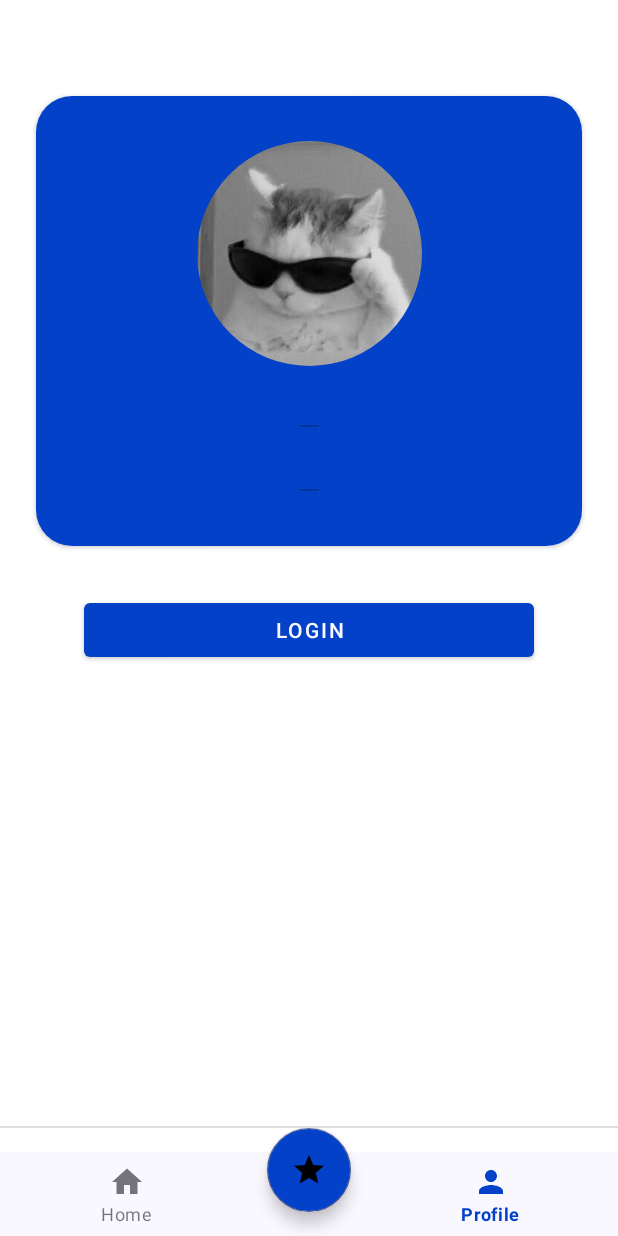
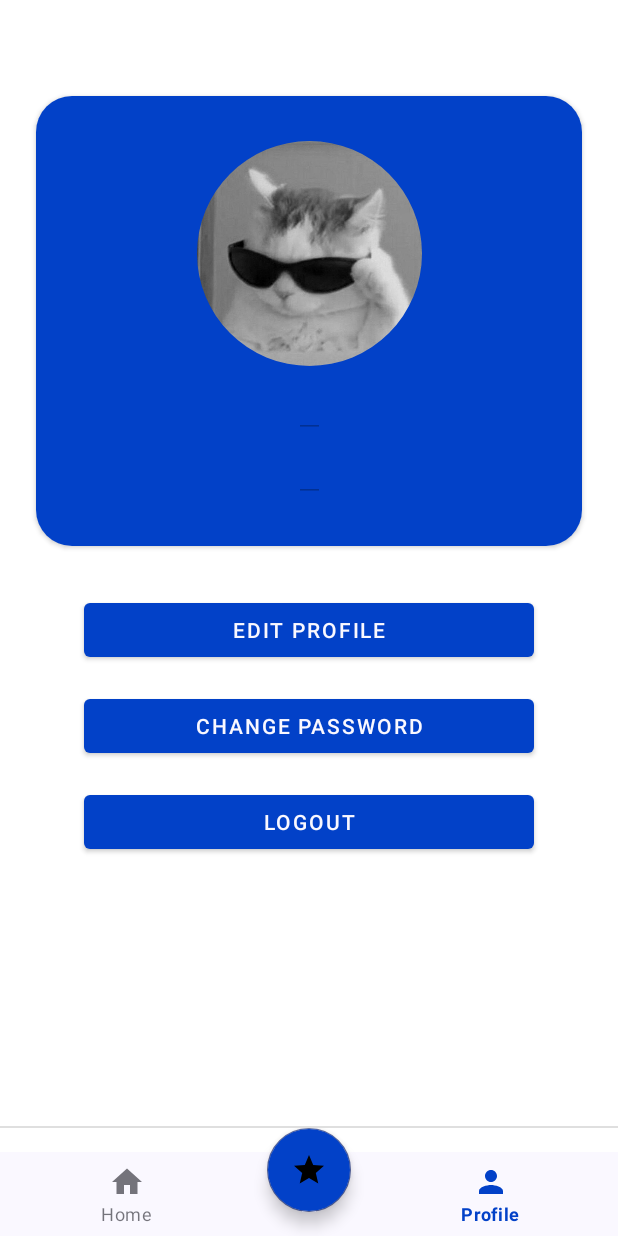
Before and after one commit to arkan3h/4crypto, an Android app: the screen it shows after launch (MainActivity), item 3 of the bottom bar chosen, on a phone screen of 412 x 824 dp. Run offline under Robolectric (Android 15) with nearby library versions, the phone set to English and light mode, and no system bars; our stand-ins replace Firebase (no records; nobody signed in at launch, a user with empty details on screens opened directly), navigation-ui; pictures from the network do not load.

```diff
--- a/app/build.gradle.kts
+++ b/app/build.gradle.kts
@@ -112,6 +112,7 @@ dependencies {
     implementation(libs.retrofit)
     implementation(libs.retrofit.gson)
     implementation(libs.okhttp)
+    implementation(libs.koin.android)
     implementation("com.squareup.okhttp3:logging-interceptor:4.5.0")
     implementation("androidx.swiperefreshlayout:swiperefreshlayout:1.1.0")
     testImplementation(libs.junit)
--- a/app/src/main/java/com/arkan/a4crypto/di/AppModules.kt
+++ b/app/src/main/java/com/arkan/a4crypto/di/AppModules.kt
@@ -2,24 +2,15 @@ package com.arkan.a4crypto.di
 
 import com.arkan.a4crypto.data.datasource.CoinDataSource
 import com.arkan.a4crypto.data.datasource.CoinDataSourceImpl
-import com.arkan.a4crypto.data.datasource.CoinDetailDataSource
-import com.arkan.a4crypto.data.datasource.CoinDetailDataSourceImpl
 import com.arkan.a4crypto.data.datasource.auth.AuthDataSource
 import com.arkan.a4crypto.data.datasource.auth.FirebaseAuthDataSource
-import com.arkan.a4crypto.data.datasource.favorite.FavoriteDataSource
-import com.arkan.a4crypto.data.datasource.favorite.FavoriteDatabaseDataSource
-import com.arkan.a4crypto.data.repository.CoinDetailRepository
-import com.arkan.a4crypto.data.repository.CoinDetailRepositoryImpl
 import com.arkan.a4crypto.data.repository.CoinRepository
 import com.arkan.a4crypto.data.repository.CoinRepositoryImpl
-import com.arkan.a4crypto.data.repository.FavoriteRepository
-import com.arkan.a4crypto.data.repository.FavoriteRepositoryImpl
 import com.arkan.a4crypto.data.repository.UserRepository
 import com.arkan.a4crypto.data.repository.UserRepositoryImpl
 import com.arkan.a4crypto.data.source.firebase.FirebaseService
 import com.arkan.a4crypto.data.source.firebase.FirebaseServiceImpl
 import com.arkan.a4crypto.data.source.network.services.FourCryptoApiServices
-import com.arkan.a4crypto.presentation.detail.DetailViewModel
 import com.arkan.a4crypto.presentation.home.HomeViewModel
 import com.arkan.a4crypto.presentation.login.LoginViewModel
 import com.arkan.a4crypto.presentation.profile.ProfileViewModel
@@ -33,8 +24,6 @@ object AppModules {
             single<FourCryptoApiServices> { FourCryptoApiServices.invoke() }
         }
 
-//    how to setup using database
-
     private val firebaseModule =
         module {
             single<AuthDataSource> { FirebaseAuthDataSource(get()) }
@@ -44,16 +33,12 @@ object AppModules {
     private val datasource =
         module {
             single<CoinDataSource> { CoinDataSourceImpl(get()) }
-            single<CoinDetailDataSource> { CoinDetailDataSourceImpl(get()) }
-            single<FavoriteDataSource> { FavoriteDatabaseDataSource(get()) }
         }
 
     private val repository =
         module {
             single<CoinRepository> { CoinRepositoryImpl(get()) }
             single<UserRepository> { UserRepositoryImpl(get()) }
-            single<CoinDetailRepository> { CoinDetailRepositoryImpl(get()) }
-            single<FavoriteRepository> { FavoriteRepositoryImpl(get()) }
         }
 
     private val viewModelModule =
@@ -62,7 +47,6 @@ object AppModules {
             viewModelOf(::LoginViewModel)
             viewModelOf(::RegisterViewModel)
             viewModelOf(::ProfileViewModel)
-            viewModelOf(::DetailViewModel)
         }
 
     val modules =
--- a/app/src/main/java/com/arkan/a4crypto/presentation/home/HomeFragment.kt
+++ b/app/src/main/java/com/arkan/a4crypto/presentation/home/HomeFragment.kt
@@ -7,32 +7,18 @@ import android.view.View
 import android.view.ViewGroup
 import androidx.core.view.isVisible
 import androidx.fragment.app.Fragment
-import androidx.fragment.app.viewModels
 import androidx.swiperefreshlayout.widget.SwipeRefreshLayout
 import com.arkan.a4crypto.R
-import com.arkan.a4crypto.data.datasource.CoinDataSource
-import com.arkan.a4crypto.data.datasource.CoinDataSourceImpl
-import com.arkan.a4crypto.data.repository.CoinRepository
-import com.arkan.a4crypto.data.repository.CoinRepositoryImpl
-import com.arkan.a4crypto.data.source.network.services.FourCryptoApiServices
 import com.arkan.a4crypto.databinding.FragmentHomeBinding
 import com.arkan.a4crypto.presentation.home.adapter.CoinAdapter
-import com.arkan.aresto.utils.GenericViewModelFactory
 import com.arkan.aresto.utils.proceedWhen
+import org.koin.androidx.viewmodel.ext.android.viewModel
 
 class HomeFragment : Fragment() {
     private lateinit var binding: FragmentHomeBinding
     private var coinAdapter = CoinAdapter()
     private lateinit var swipeRefreshLayout: SwipeRefreshLayout
-
-    private val viewModel: HomeViewModel by viewModels {
-        val service = FourCryptoApiServices.invoke()
-        val ds: CoinDataSource = CoinDataSourceImpl(service)
-        val rp: CoinRepository = CoinRepositoryImpl(ds)
-        GenericViewModelFactory.create(
-            HomeViewModel(rp),
-        )
-    }
+    private val homeViewModel: HomeViewModel by viewModel()
 
     override fun onCreateView(
         inflater: LayoutInflater,
@@ -66,7 +52,7 @@ class HomeFragment : Fragment() {
     }
 
     private fun getCoinData() {
-        viewModel.getCoinList().observe(viewLifecycleOwner) { it ->
+        homeViewModel.getCoinList().observe(viewLifecycleOwner) { it ->
             it.proceedWhen(
                 doOnLoading = {
                     binding.layoutState.pbLoading.isVisible = true
--- a/app/src/main/java/com/arkan/a4crypto/presentation/profile/ProfileFragment.kt
+++ b/app/src/main/java/com/arkan/a4crypto/presentation/profile/ProfileFragment.kt
@@ -11,7 +11,6 @@ import android.view.ViewGroup
 import android.view.Window
 import android.widget.Button
 import android.widget.Toast
-import androidx.core.view.isVisible
 import androidx.fragment.app.Fragment
 import com.arkan.a4crypto.R
 import com.arkan.a4crypto.databinding.FragmentProfileBinding
@@ -29,7 +28,7 @@ class ProfileFragment : Fragment() {
         inflater: LayoutInflater,
         container: ViewGroup?,
         savedInstanceState: Bundle?,
-    ): View {
+    ): View? {
         // Inflate the layout for this fragment
         binding = FragmentProfileBinding.inflate(layoutInflater, container, false)
         return binding.root
@@ -40,19 +39,9 @@ class ProfileFragment : Fragment() {
         savedInstanceState: Bundle?,
     ) {
         super.onViewCreated(view, savedInstanceState)
-        checkUserLogin()
         setClickListener()
         getProfileData()
         changeEditMode()
-    }
-
-    private fun checkUserLogin() {
-        if (profileViewModel.isUserLoggedIn()) {
-            binding.btnEdit.isVisible = true
-            binding.btnLogout.isVisible = true
-            binding.btnChangePw.isVisible = true
-            binding.btnLogin.isVisible = false
-        }
     }
 
     private fun getProfileData() {
@@ -64,27 +53,35 @@ class ProfileFragment : Fragment() {
 
     private fun setClickListener() {
         binding.btnEdit.setOnClickListener {
+            if (profileViewModel.isUserLoggedIn()) {
                 count += 1
                 profileViewModel.changeEditMode()
                 if (count % 2 == 0) {
                     val name = binding.tvName.text.toString().trim()
-                binding.btnEdit.text = getString(R.string.text_edit_profile)
+                    binding.btnEdit.setText(getString(R.string.text_edit_profile))
                     changeProfileName(name)
                 } else {
-                binding.btnEdit.text = getString(R.string.text_save)
+                    binding.btnEdit.setText(getString(R.string.text_save))
+                }
+            } else {
+                navigateToLogin()
             }
         }
 
         binding.btnLogout.setOnClickListener {
+            if (profileViewModel.isUserLoggedIn()) {
                 logoutUser()
+            } else {
+                navigateToLogin()
+            }
         }
 
         binding.btnChangePw.setOnClickListener {
+            if (profileViewModel.isUserLoggedIn()) {
                 changePasswordUser()
+            } else {
+                navigateToLogin()
             }
-
-        binding.btnLogin.setOnClickListener {
-            navigateToLogin()
         }
     }
 
--- a/app/src/main/res/layout/fragment_profile.xml
+++ b/app/src/main/res/layout/fragment_profile.xml
@@ -74,7 +74,6 @@
             android:layout_marginTop="32dp"
             android:text="@string/text_edit_profile"
             android:textColor="?attr/colorSurface"
-            android:visibility="gone"
             app:layout_constraintEnd_toEndOf="parent"
             app:layout_constraintStart_toStartOf="parent"
             app:layout_constraintTop_toBottomOf="@id/cv_1" />
@@ -86,7 +85,6 @@
             android:layout_marginTop="16dp"
             android:text="@string/text_change_password"
             android:textColor="?attr/colorSurface"
-            android:visibility="gone"
             app:layout_constraintEnd_toEndOf="parent"
             app:layout_constraintStart_toStartOf="parent"
             app:layout_constraintTop_toBottomOf="@id/btn_edit" />
@@ -98,22 +96,10 @@
             android:layout_marginTop="16dp"
             android:text="@string/text_logout"
             android:textColor="?attr/colorSurface"
-            android:visibility="gone"
             app:layout_constraintEnd_toEndOf="parent"
             app:layout_constraintStart_toStartOf="parent"
             app:layout_constraintTop_toBottomOf="@id/btn_changePw" />
 
-        <Button
-            android:id="@+id/btn_login"
-            android:layout_width="300dp"
-            android:layout_height="wrap_content"
-            android:layout_marginTop="32dp"
-            android:text="@string/text_btn_login"
-            android:textColor="?attr/colorSurface"
-            app:layout_constraintEnd_toEndOf="parent"
-            app:layout_constraintStart_toStartOf="parent"
-            app:layout_constraintTop_toBottomOf="@id/cv_1" />
-
     </androidx.constraintlayout.widget.ConstraintLayout>
 
 </androidx.core.widget.NestedScrollView>
--- a/app/src/main/res/values/strings.xml
+++ b/app/src/main/res/values/strings.xml
@@ -5,19 +5,17 @@
     <string name="email_hint">Input Your Email</string>
     <string name="title_password_input_profile">Password</string>
     <string name="password_hint">Input Your Password</string>
-    <string name="text_nav_to_register">Not Register Yet? Register Here</string>
+    <string name="text_nav_to_register">Register Here</string>
     <string name="text_btn_login">LOGIN</string>
     <string name="hello_blank_fragment">Hello blank fragment</string>
     <string name="title_tab_home">Home</string>
     <string name="title_tab_profile">Profile</string>
-
-
     <string name="text_register">Register</string>
     <string name="hint_name">Nama Anda</string>
     <string name="hint_email">Email</string>
     <string name="hint_password">Password</string>
     <string name="hint_confirm_password">konfirmasi Password</string>
-    <string name="text_already_have_an_account_click_here">Sudah punya akun? Masuk di sini</string>
+    <string name="text_click_login_here">Login Here</string>
     <string name="text_title_home">Trending Coin</string>
     <string name="text_title_item_home">judul coint</string>
     <string name="text_item_home_coint_deks">Deskripsi item home coin</string>
@@ -39,5 +37,9 @@
     <string name="text_link_edit_profile_failed">data profile gagal diedit</string>
     <string name="text_dialog_change_pw">Link untuk mengubah password telah dikirim di email yang terdaftar</string>
     <string name="text_back">Kembali</string>
+    <string name="text_not_registered">Not Registered?</string>
+    <string name="text_already_registered">Already Have An Account?</string>
+    <string name="text_change_password">Change Password</string>
+    <string name="text_logout">Logout</string>
 
 </resources>
```
Also changed, not shown: app/src/main/res/layout/activity_register.xml (+5 -14 lines), app/src/main/res/layout/fragment_home.xml (+14 -14 lines), app/src/main/res/layout/item_home_list_coin.xml (+18 -21 lines), app/src/main/res/layout/layout_login_form.xml (+15 -16 lines). Lines whose indentation alone changed are shown as unchanged.
